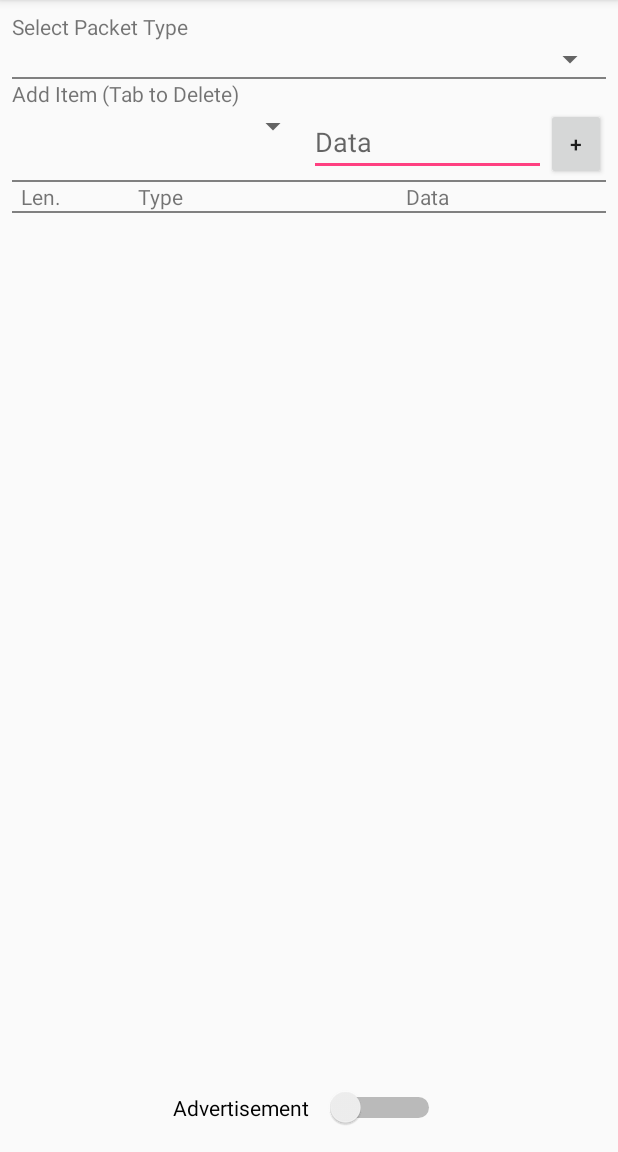
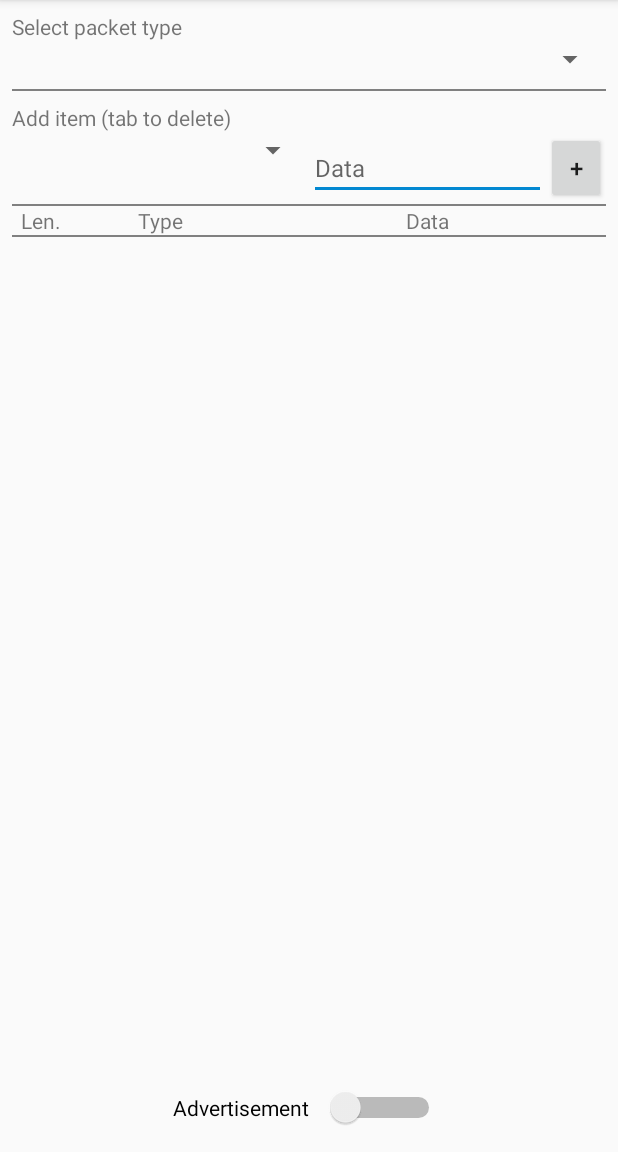
Before and after one commit to kjh618/BLEAdvertiser, an Android app: the screen it shows after launch (MainActivity), on a phone screen of 412 x 824 dp, the part 84-1236 px from its top. Run offline under Robolectric (Android 15) with nearby library versions, the phone set to English and light mode, and no system bars; libraries missing offline, so code that uses them is left out: kr.hs.gshs; 12 statements that could not run were skipped.

Commit message:
Minor improvement to UI

```diff
--- a/BleBeaconProtocolLibrary/build.gradle
+++ /dev/null
@@ -1,2 +0,0 @@
-configurations.maybeCreate("default")
-artifacts.add("default", file('BleBeaconProtocolLibrary-release.aar'))
--- a/app/src/main/res/layout/activity_main.xml
+++ b/app/src/main/res/layout/activity_main.xml
@@ -34,26 +34,27 @@
         app:layout_constraintTop_toTopOf="parent">
 
         <TextView
-            android:id="@+id/textView"
             android:layout_width="match_parent"
             android:layout_height="wrap_content"
-            android:text="Select Packet Type" />
+            android:text="Select packet type" />
 
         <Spinner
             android:id="@+id/spinnerPacketType"
             android:layout_width="match_parent"
-            android:layout_height="wrap_content" />
+            android:layout_height="wrap_content"
+            android:textSize="16sp" />
 
         <View
             android:layout_width="match_parent"
             android:layout_height="1dp"
+            android:layout_marginTop="8dp"
+            android:layout_marginBottom="8dp"
             android:background="#808080" />
 
         <TextView
-            android:id="@+id/textView2"
             android:layout_width="match_parent"
             android:layout_height="wrap_content"
-            android:text="Add Item (Tab to Delete)" />
+            android:text="Add item (tab to delete)" />
 
         <LinearLayout
             android:layout_width="match_parent"
@@ -64,14 +65,15 @@
                 android:id="@+id/spinnerStructType"
                 android:layout_width="0dp"
                 android:layout_height="wrap_content"
-                android:layout_weight="5" />
+                android:layout_weight="5"
+                android:textSize="16sp" />
 
             <EditText
                 android:id="@+id/editTextStructData"
                 android:layout_width="0dp"
                 android:layout_height="wrap_content"
                 android:layout_weight="4"
-                android:ems="10"
+                android:textSize="16sp"
                 android:hint="Data"
                 android:inputType="text" />
 
@@ -80,11 +82,11 @@
                 android:layout_width="0dp"
                 android:layout_height="wrap_content"
                 android:layout_weight="1"
+                android:textSize="16sp"
                 android:text="+" />
         </LinearLayout>
 
         <View
-            android:id="@+id/view"
             android:layout_width="match_parent"
             android:layout_height="1dp"
             android:background="#808080" />
@@ -95,7 +97,6 @@
             android:orientation="horizontal">
 
             <TextView
-                android:id="@+id/textView3"
                 android:layout_width="0dp"
                 android:layout_height="wrap_content"
                 android:layout_weight="1"
@@ -103,7 +104,6 @@
                 android:text="Len." />
 
             <TextView
-                android:id="@+id/textView4"
                 android:layout_width="0dp"
                 android:layout_height="wrap_content"
                 android:layout_weight="3"
@@ -111,7 +111,6 @@
                 android:text="Type" />
 
             <TextView
-                android:id="@+id/textView5"
                 android:layout_width="0dp"
                 android:layout_height="wrap_content"
                 android:layout_weight="6"
@@ -120,7 +119,6 @@
         </LinearLayout>
 
         <View
-            android:id="@+id/view2"
             android:layout_width="match_parent"
             android:layout_height="1dp"
             android:background="#808080" />
--- a/app/src/main/res/layout/list_item_struct.xml
+++ b/app/src/main/res/layout/list_item_struct.xml
@@ -12,6 +12,8 @@
         android:singleLine="true"
         android:ellipsize="end"
         android:gravity="center"
+        android:textColor="#000000"
+        android:textSize="16sp"
         android:text="Len." />
 
     <TextView
@@ -22,6 +24,8 @@
         android:singleLine="true"
         android:ellipsize="end"
         android:gravity="center"
+        android:textColor="#000000"
+        android:textSize="16sp"
         android:text="Type" />
 
     <TextView
@@ -32,5 +36,7 @@
         android:singleLine="true"
         android:ellipsize="end"
         android:gravity="center"
+        android:textColor="#000000"
+        android:textSize="16sp"
         android:text="Data" />
 </LinearLayout>
--- a/app/src/main/res/values/colors.xml
+++ b/app/src/main/res/values/colors.xml
@@ -2,5 +2,5 @@
 <resources>
     <color name="colorPrimary">#3F51B5</color>
     <color name="colorPrimaryDark">#303F9F</color>
-    <color name="colorAccent">#FF4081</color>
+    <color name="colorAccent">#0288d1</color>
 </resources>
```
Also changed, not shown: 2 other files.
